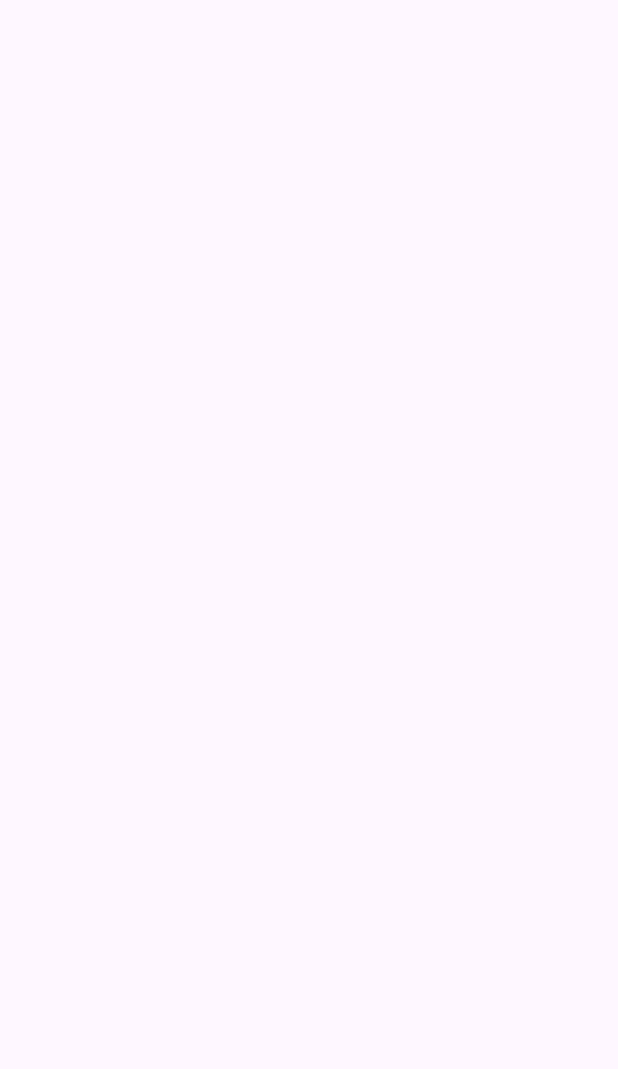
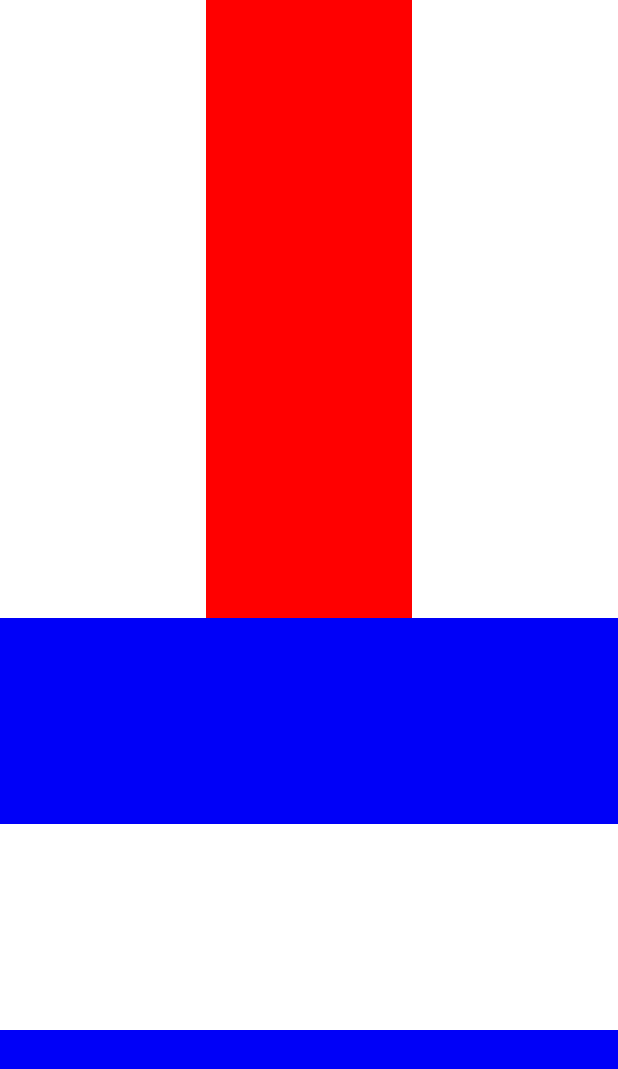
Before and after one commit to Guillermoj45/bateria_Ejercicios_multimedia, an Android app: the CuartoLayout screen opened directly, with no data from a screen before it, on a phone screen of 412 x 824 dp. Before the commit the part shown is empty. Shown: the top 1069 px of the screen. Run offline under Robolectric (Android 15) with nearby library versions, the phone set to English and light mode, and no system bars.

Commit message:
Actividad 3 hecha

```diff
--- a/app/src/main/java/com/example/ejercicio3/CuartoLayout.kt
+++ b/app/src/main/java/com/example/ejercicio3/CuartoLayout.kt
@@ -1,6 +1,9 @@
 package com.example.ejercicio3
 
+import android.content.Intent
 import android.os.Bundle
+import android.os.Handler
+import android.os.Looper
 import androidx.activity.enableEdgeToEdge
 import androidx.appcompat.app.AppCompatActivity
 import androidx.core.view.ViewCompat
@@ -17,5 +20,12 @@ class CuartoLayout : AppCompatActivity() {
             v.setPadding(systemBars.left, systemBars.top, systemBars.right, systemBars.bottom)
             insets
         }
+
+        val handle = Handler(Looper.getMainLooper())
+        handle.postDelayed({
+            Intent(this, Ejercicio3::class.java)
+        },
+            5000
+        )
     }
 }
--- a/app/src/main/res/layout/activity_cuarto_layout.xml
+++ b/app/src/main/res/layout/activity_cuarto_layout.xml
@@ -1,10 +1,64 @@
 <?xml version="1.0" encoding="utf-8"?>
-<androidx.constraintlayout.widget.ConstraintLayout xmlns:android="http://schemas.android.com/apk/res/android"
+<LinearLayout xmlns:android="http://schemas.android.com/apk/res/android"
     xmlns:app="http://schemas.android.com/apk/res-auto"
     xmlns:tools="http://schemas.android.com/tools"
     android:id="@+id/main"
     android:layout_width="match_parent"
     android:layout_height="match_parent"
-    tools:context="com.example.ejercicio3.CuartoLayout">
+    android:orientation="vertical"
+    tools:context="com.example.ejercicio3.CuartoLayout"
+    android:background="@color/white">
 
-</androidx.constraintlayout.widget.ConstraintLayout>
+    <LinearLayout
+        android:layout_weight="1"
+        android:layout_width="match_parent"
+        android:orientation="horizontal"
+        android:layout_height="0dp"
+        >
+        <LinearLayout
+            android:layout_weight="1"
+            android:layout_width="0dp"
+            android:layout_height="match_parent"
+
+            tools:ignore="NestedWeights" />
+        <LinearLayout
+            android:layout_weight="1"
+            android:layout_width="0dp"
+            android:layout_height="match_parent"
+            android:background="@color/rojo"
+            />
+        <LinearLayout
+            android:layout_weight="1"
+            android:layout_width="0dp"
+            android:layout_height="match_parent"
+            />
+
+    </LinearLayout>
+    <LinearLayout
+        android:layout_weight="1"
+        android:layout_width="match_parent"
+        android:layout_height="0dp"
+        android:orientation="vertical">
+
+        <LinearLayout
+            android:layout_weight="1"
+            android:layout_width="match_parent"
+            android:layout_height="0dp"
+            tools:ignore="Suspicious0dp"
+            android:background="@color/azul"/>
+
+        <LinearLayout
+            android:layout_weight="1"
+            android:layout_width="match_parent"
+            android:layout_height="0dp"
+            tools:ignore="Suspicious0dp" />
+
+        <LinearLayout
+            android:layout_weight="1"
+            android:layout_width="match_parent"
+            android:layout_height="0dp"
+            tools:ignore="Suspicious0dp"
+            android:background="@color/azul"/>
+    </LinearLayout>
+
+</LinearLayout>
--- a/app/src/main/res/layout/activity_segundo_layout.xml
+++ b/app/src/main/res/layout/activity_segundo_layout.xml
@@ -5,7 +5,6 @@
     android:id="@+id/main"
     android:layout_width="match_parent"
     android:layout_height="match_parent"
-    android:orientation="horizontal"
     tools:context="com.example.ejercicio3.SegundoLayout">
 
     <LinearLayout
--- a/app/src/main/res/values/colors.xml
+++ b/app/src/main/res/values/colors.xml
@@ -4,4 +4,5 @@
     <color name="white">#FFFFFFFF</color>
     <color name="azul">#0000F8</color>
     <color name="verde">#00FF00</color>
+    <color name="rojo">#FF0000</color>
 </resources>
```
Also changed, not shown: app/src/main/java/com/example/ejercicio3/TercerLayout.kt (+10 -0 lines), app/src/main/res/layout/activity_primer_layout.xml (+8 -4 lines), app/src/main/res/layout/activity_tercer_layout.xml (+43 -14 lines).
